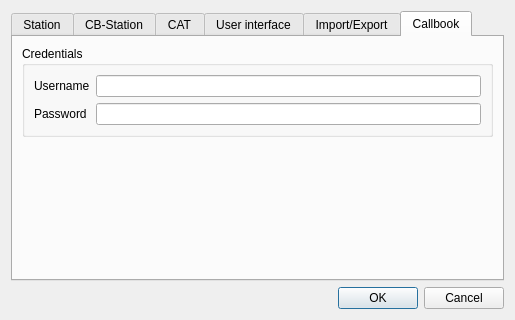
Above: ui_files/DragonLog_Settings.ui from gitandy/DragonLog before the change. Below: the same form after it.
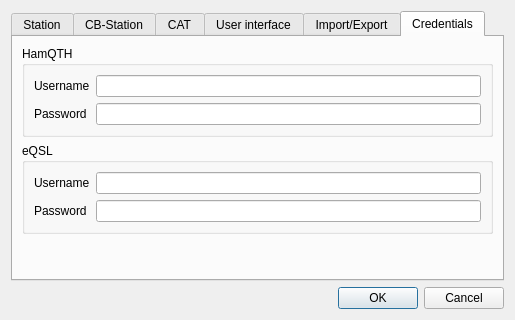
That is the form after the change. The open tabs and pages were chosen to show the change.

Commit message: Added eqsl upload/check/download

The edit to the form file:
```diff
--- a/ui_files/DragonLog_Settings.ui
+++ b/ui_files/DragonLog_Settings.ui
@@ -679,13 +679,13 @@
      </widget>
      <widget class="QWidget" name="tab_2">
       <attribute name="title">
-       <string>Callbook</string>
+       <string>Credentials</string>
       </attribute>
       <layout class="QVBoxLayout" name="verticalLayout_9">
        <item>
         <widget class="QGroupBox" name="groupBox_5">
          <property name="title">
-          <string>Credentials</string>
+          <string>HamQTH</string>
          </property>
          <layout class="QFormLayout" name="formLayout_4">
           <item row="0" column="0">
@@ -715,6 +715,39 @@
          </layout>
         </widget>
        </item>
+       <item>
+        <widget class="QGroupBox" name="groupBox_6">
+         <property name="title">
+          <string>eQSL</string>
+         </property>
+         <layout class="QFormLayout" name="formLayout_5">
+          <item row="0" column="0">
+           <widget class="QLabel" name="label_18">
+            <property name="text">
+             <string>Username</string>
+            </property>
+           </widget>
+          </item>
+          <item row="0" column="1">
+           <widget class="QLineEdit" name="eqslUserLineEdit"/>
+          </item>
+          <item row="1" column="0">
+           <widget class="QLabel" name="label_19">
+            <property name="text">
+             <string>Password</string>
+            </property>
+           </widget>
+          </item>
+          <item row="1" column="1">
+           <widget class="QLineEdit" name="eqslPasswdLineEdit">
+            <property name="echoMode">
+             <enum>QLineEdit::PasswordEchoOnEdit</enum>
+            </property>
+           </widget>
+          </item>
+         </layout>
+        </widget>
+       </item>
        <item>
         <spacer name="verticalSpacer_9">
          <property name="orientation">
```
The commit also changes 6 other files.
